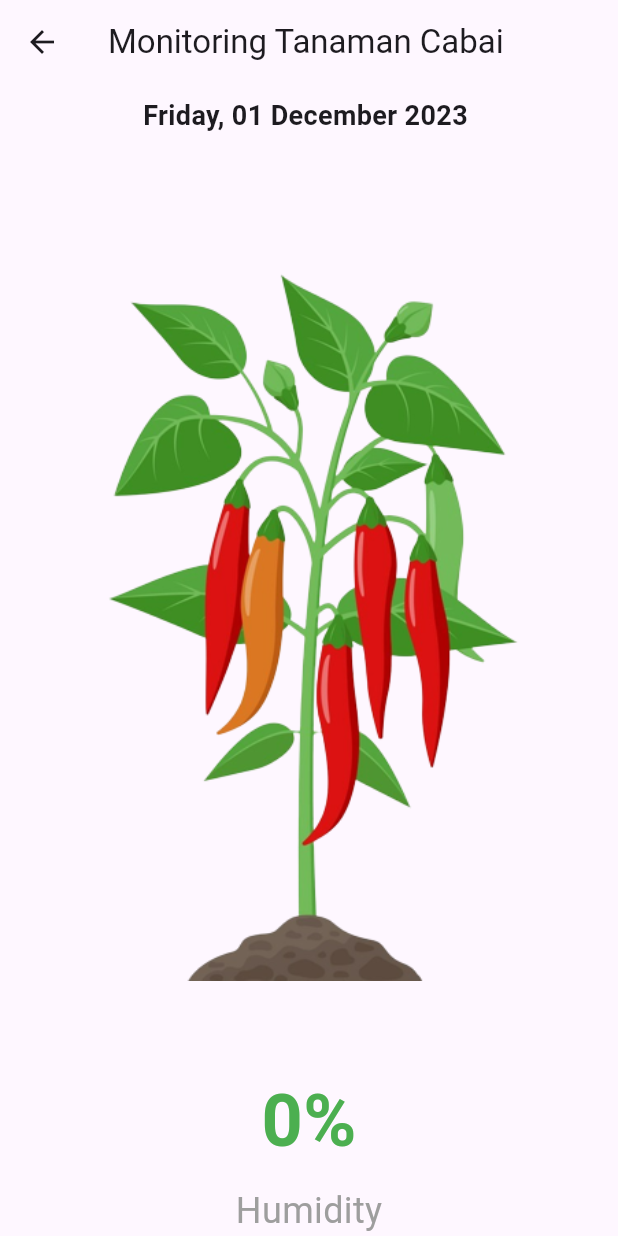
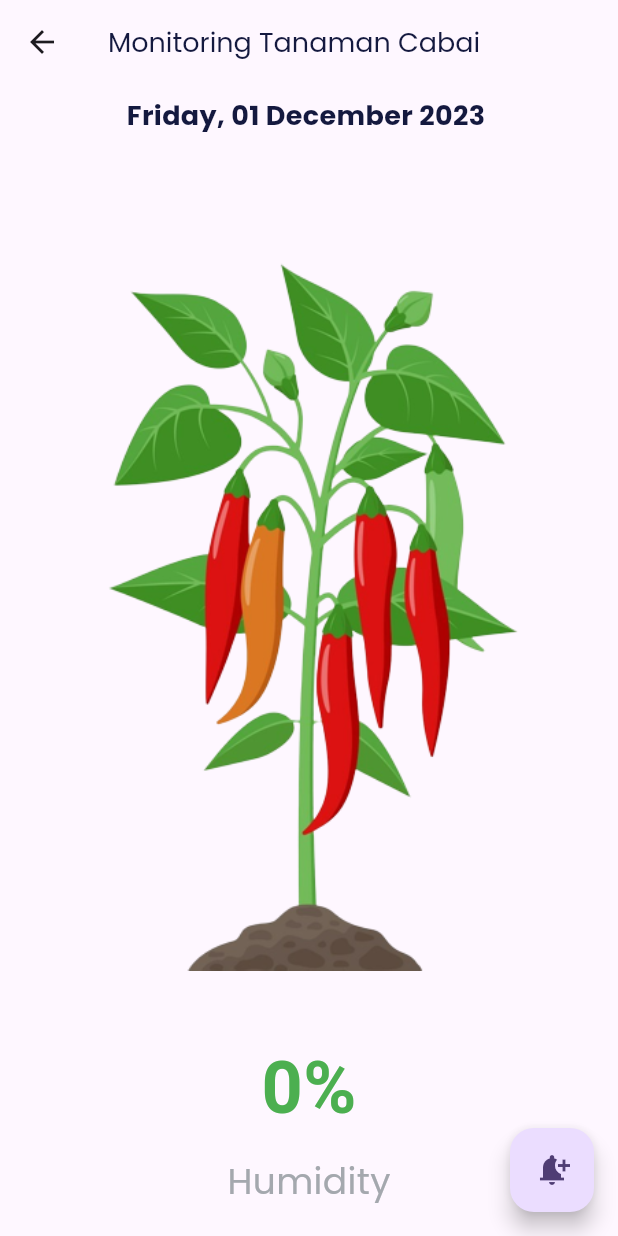
Before and after one commit to Alvinnxyz/IoTMonitoringcabai, a Flutter app: the screen it shows after launch, after a tap on "Go", after a tap on "Lombok", on a phone screen of 412 x 824 dp. Run offline on Flutter 3.47's test engine with Material 3 defaults, Android fonts, the light colour scheme and no system bars; our stand-ins replace awesome_notifications, flutter_local_notifications, google_fonts; network calls fail.

Commit message:
build a notification

```diff
--- a/lib/homepage.dart
+++ b/lib/homepage.dart
@@ -2,6 +2,10 @@ import 'dart:convert';
 import 'package:flutter/material.dart';
 import 'package:http/http.dart' as http;
 import 'package:intl/intl.dart';
+import 'package:iotappsmonitoringcabai/notification_controller.dart';
+import 'package:iotappsmonitoringcabai/theme.dart';
+//import 'package:flutter_local_notifications/flutter_local_notifications.dart';
+import 'package:awesome_notifications/awesome_notifications.dart';
 
 class HomePage extends StatefulWidget {
   const HomePage({super.key});
@@ -19,16 +23,27 @@ class _HomePageState extends State<HomePage> {
         Uri.parse("http://192.168.146.135:8080/flutterapi/iot/read.php"),
       );
       if (response.statusCode == 200) {
-        // We expect the JSON to be a List
         List<dynamic> dataList = jsonDecode(response.body);
         if (dataList.isNotEmpty) {
-          // Get the first item in the list
           final data = dataList.first;
           final double parsedHumidity =
               double.tryParse(data['value'].toString()) ?? 0.0;
           setState(() {
             humidity = parsedHumidity;
           });
+
+          // Check if humidity is greater than 400 and trigger notification
+          if (humidity > 400) {
+            AwesomeNotifications().createNotification(
+              content: NotificationContent(
+                id: 1,
+                channelKey: "basic_channel",
+                title: "Tumbuhan kamu butuh air!!!",
+                body:
+                    "Skor kelembapan dibawah 400 :(  Kelembapan saat ini: $humidity%",
+              ),
+            );
+          }
         }
       } else {
         throw Exception(
@@ -41,15 +56,27 @@ class _HomePageState extends State<HomePage> {
 
   @override
   void initState() {
+    AwesomeNotifications().setListeners(
+        onActionReceivedMethod: NotificationController.onActionReceivedMethod,
+        onNotificationCreatedMethod:
+            NotificationController.onNotificationCreatedMethod,
+        onNotificationDisplayedMethod:
+            NotificationController.onNotificationDisplayedMethod,
+        onDismissActionReceivedMethod:
+            NotificationController.onDismissActionReceivedMethod);
+    super.initState();
+
     _getdata();
-    super.initState();
   }
 
   @override
   Widget build(BuildContext context) {
     return Scaffold(
       appBar: AppBar(
-        title: const Text("Monitoring Tanaman Cabai"),
+        title: Text("Monitoring Tanaman Cabai",
+            style: blackTextStyle.copyWith(
+              fontSize: 18,
+            )),
       ),
       body: Column(
         mainAxisAlignment: MainAxisAlignment.center,
@@ -59,9 +86,9 @@ class _HomePageState extends State<HomePage> {
             child: Text(
               DateFormat('EEEE, dd MMMM yyyy ')
                   .format(DateTime.now()), // Format the current date and time
-              style: TextStyle(
-                fontSize: 18.0,
-                fontWeight: FontWeight.bold,
+              style: blackTextStyle.copyWith(
+                fontSize: 18,
+                fontWeight: bold,
               ),
             ),
           ),
@@ -70,7 +97,7 @@ class _HomePageState extends State<HomePage> {
                 'assets/lombok.png'), // Replace with actual image asset path
           ),
           Padding(
-            padding: const EdgeInsets.all(8.0),
+            padding: const EdgeInsets.only(bottom: 10.0),
             child: Text(
               '${humidity.toStringAsFixed(0)}%', // Humidity displayed as a whole number
               style: TextStyle(
@@ -80,15 +107,31 @@ class _HomePageState extends State<HomePage> {
               ),
             ),
           ),
-          Text(
-            "Humidity",
-            style: TextStyle(
-              fontSize: 24.0,
-              color: Colors.grey,
+          Padding(
+            padding: const EdgeInsets.only(bottom: 20.0),
+            child: Text(
+              "Humidity",
+              style: greyTextStyle.copyWith(
+                fontSize: 24.0,
+              ),
             ),
           ),
         ],
       ),
+      floatingActionButton: FloatingActionButton(
+        onPressed: () {
+          AwesomeNotifications().createNotification(
+            content: NotificationContent(
+                id: 1,
+                channelKey: "basic_channel",
+                title: "Hello world!",
+                body: "Yay! I have local notifications working now!"),
+          );
+        },
+        child: const Icon(
+          Icons.notification_add,
+        ),
+      ),
     );
   }
 }
--- a/lib/main.dart
+++ b/lib/main.dart
@@ -1,11 +1,79 @@
+//import 'dart:convert';
 import 'package:flutter/material.dart';
+//import 'package:http/http.dart' as http;
+import 'package:awesome_notifications/awesome_notifications.dart';
+//import 'package:workmanager/workmanager.dart';
 import 'package:iotappsmonitoringcabai/homepage.dart';
 import 'package:iotappsmonitoringcabai/mainmenu.dart';
-
-//import 'homepage.dart';
 import 'welcome_page.dart';
 
-void main() {
+// Fungsi callbackDispatcher
+//void callbackDispatcher() {
+//   Workmanager().executeTask((task, inputData) async {
+//     try {
+//       final response = await http.get(
+//         Uri.parse("http://192.168.146.135:8080/flutterapi/iot/read.php"),
+//       );
+//       if (response.statusCode == 200) {
+//         List<dynamic> dataList = jsonDecode(response.body);
+//         if (dataList.isNotEmpty) {
+//           final data = dataList.first;
+//           final double parsedHumidity =
+//               double.tryParse(data['value'].toString()) ?? 0.0;
+
+//           if (parsedHumidity > 400) {
+//             AwesomeNotifications().createNotification(
+//               content: NotificationContent(
+//                 id: 1,
+//                 channelKey: "basic_channel",
+//                 title: "High Humidity Alert!",
+//                 body:
+//                     "The humidity level has exceeded 400. Current level: $parsedHumidity%",
+//               ),
+//             );
+//           }
+//         }
+//       } else {
+//         print('Failed to load data with status code: ${response.statusCode}');
+//       }
+//     } catch (e) {
+//       print('Error fetching data: $e');
+//     }
+//     return Future.value(true);
+//   });
+// }
+
+void main() async {
+  WidgetsFlutterBinding.ensureInitialized();
+  await AwesomeNotifications().initialize(null, [
+    NotificationChannel(
+      channelGroupKey: "basic_channel_group",
+      channelKey: "basic_channel",
+      channelName: "Basic Notification",
+      channelDescription: "Basic notifications channel",
+    )
+  ], channelGroups: [
+    NotificationChannelGroup(
+      channelGroupKey: "basic_channel_group",
+      channelGroupName: "Basic Group",
+    )
+  ]);
+  bool isAllowedToSendNotification =
+      await AwesomeNotifications().isNotificationAllowed();
+  if (!isAllowedToSendNotification) {
+    AwesomeNotifications().requestPermissionToSendNotifications();
+  }
+
+  // Inisialisasi Workmanager
+  // await Workmanager().initialize(callbackDispatcher);
+  // Pendaftaran tugas
+  //Workmanager().registerPeriodicTask(
+  // "1",
+  //  "checkHumidity",
+  // frequency: const Duration(minutes: 15),
+  // Parameter lainnya jika diperlukan
+  //);
+
   runApp(const MyApp());
 }
 
--- /dev/null
+++ b/lib/notification_controller.dart
@@ -0,0 +1,22 @@
+import 'package:awesome_notifications/awesome_notifications.dart';
+
+class NotificationController {
+  /// Use this method to detect when a new notification or a schedule is created
+  @pragma("vm:entry-point")
+  static Future<void> onNotificationCreatedMethod(
+      ReceivedNotification receivedNotification) async {}
+
+  /// Use this method to detect every time that a new notification is displayed
+  @pragma("vm:entry-point")
+  static Future<void> onNotificationDisplayedMethod(
+      ReceivedNotification receivedNotification) async {}
+
+  @pragma("vm:entry-point")
+  static Future<void> onDismissActionReceivedMethod(
+      ReceivedAction receivedAction) async {}
+
+  /// Use this method to detect when the user taps on a notification or action button
+  @pragma("vm:entry-point")
+  static Future<void> onActionReceivedMethod(
+      ReceivedAction receivedAction) async {}
+}
--- a/lib/welcome_page.dart
+++ b/lib/welcome_page.dart
@@ -1,8 +1,8 @@
 // welcome_page.dart
 import 'package:flutter/material.dart';
 import 'package:iotappsmonitoringcabai/mainmenu.dart';
-import 'homepage.dart';
-import 'mainmenu.dart'; // Import HomePage
+import 'package:iotappsmonitoringcabai/widgets/button.dart';
+import 'theme.dart';
 
 class WelcomePage extends StatelessWidget {
   const WelcomePage({super.key});
@@ -10,54 +10,67 @@ class WelcomePage extends StatelessWidget {
   @override
   Widget build(BuildContext context) {
     return Scaffold(
-      body: Container(
-        padding: EdgeInsets.all(16.0),
+      backgroundColor: lightBackgroundColor,
+      body: Center(
         child: Column(
           mainAxisAlignment: MainAxisAlignment.center,
-          crossAxisAlignment: CrossAxisAlignment.stretch,
-          children: <Widget>[
-            Text(
-              'Revitalize your green space',
-              textAlign: TextAlign.center,
-              style: TextStyle(
-                fontSize: 24.0,
-                fontWeight: FontWeight.bold,
-                color: Colors.green,
+          children: [
+            Image.asset(
+              'assets/onboard.png',
+              height: 331,
+              width: 288.3,
+            ),
+            const SizedBox(height: 80),
+            Container(
+              margin: const EdgeInsets.symmetric(
+                horizontal: 24,
+              ),
+              padding: const EdgeInsets.symmetric(
+                horizontal: 22,
+                vertical: 24,
+              ),
+              decoration: BoxDecoration(
+                color: whiteColor,
+                borderRadius: BorderRadius.circular(
+                  20,
                 ),
               ),
-            SizedBox(height: 20.0), // For spacing
-            Expanded(
-              // Container to hold the image
-              child: Image.asset(
-                'assets/tumbuhaniot.png', // Replace with your local image asset path
-                fit: BoxFit.contain,
+              child: Column(
+                children: [
+                  Text(
+                    'Revitalize your\ngreen space',
+                    style: blackTextStyle.copyWith(
+                      fontSize: 20,
+                      fontWeight: semibold,
                     ),
+                    textAlign: TextAlign.center,
                   ),
-            SizedBox(height: 20.0), // For spacing
+                  const SizedBox(
+                    height: 26,
+                  ),
                   Text(
                     'Grow healthy plants\nGrow a happier life',
+                    style: greyTextStyle.copyWith(
+                      fontSize: 16,
+                      fontWeight: regular,
+                    ),
                     textAlign: TextAlign.center,
-              style: TextStyle(
-                fontSize: 18.0,
-                color: Colors.black54,
                   ),
+                  const SizedBox(
+                    height: 20,
                   ),
-            SizedBox(height: 40.0), // For spacing
-            ElevatedButton(
-              child: const Text('Go'),
+                  Column(
+                    children: [
+                      CustomFilledButton(
+                        title: 'Go',
                         onPressed: () {
-                // Navigate to HomePage
-                Navigator.pushReplacement(
-                  context,
-                  MaterialPageRoute(builder: (context) => const MainMenu()),
-                );
+                          Navigator.pushNamedAndRemoveUntil(
+                              context, '/mainmenu', (route) => false);
                         },
-              style: ElevatedButton.styleFrom(
-                primary: Colors.green,
-                padding: EdgeInsets.symmetric(vertical: 16.0),
-                shape: RoundedRectangleBorder(
-                  borderRadius: BorderRadius.circular(30.0),
                       ),
+                    ],
+                  ),
+                ],
               ),
             ),
           ],
--- /dev/null
+++ b/lib/widgets/button.dart
@@ -0,0 +1,76 @@
+import 'package:flutter/material.dart';
+
+import '/theme.dart';
+
+class CustomFilledButton extends StatelessWidget {
+  final String title;
+  final double width;
+  final double height;
+  final VoidCallback? onPressed;
+
+  const CustomFilledButton({
+    Key? key,
+    required this.title,
+    this.width = double.infinity,
+    this.height = 50,
+    this.onPressed,
+  }) : super(key: key);
+
+  @override
+  Widget build(BuildContext context) {
+    return SizedBox(
+      width: width,
+      height: height,
+      child: TextButton(
+        onPressed: onPressed,
+        style: TextButton.styleFrom(
+          backgroundColor: purpleColor,
+          shape:
+              RoundedRectangleBorder(borderRadius: BorderRadius.circular(56)),
+        ),
+        child: Text(
+          title,
+          style: whiteTextStyle.copyWith(
+            fontSize: 16,
+            fontWeight: semibold,
+          ),
+        ),
+      ),
+    );
+  }
+}
+
+class CustomTextButton extends StatelessWidget {
+  final String title;
+  final double width;
+  final double height;
+  final VoidCallback? onPressed;
+  const CustomTextButton({
+    Key? key,
+    required this.title,
+    this.width = double.infinity,
+    this.height = 50,
+    this.onPressed,
+  }) : super(key: key);
+
+  @override
+  Widget build(BuildContext context) {
+    return SizedBox(
+      width: width,
+      height: height,
+      child: TextButton(
+        onPressed: onPressed,
+        style: TextButton.styleFrom(
+          padding: EdgeInsets.zero,
+        ),
+        child: Text(
+          title,
+          style: signinTextStyle.copyWith(
+            fontSize: 16,
+            fontWeight: regular,
+          ),
+        ),
+      ),
+    );
+  }
+}
--- a/pubspec.yaml
+++ b/pubspec.yaml
@@ -38,6 +38,9 @@ dependencies:
   intl: ^0.17.0
   google_fonts: ^5.1.0
   url_launcher: ^6.1.12
+  flutter_local_notifications: ^16.2.0
+  awesome_notifications: ^0.7.4+1
+  workmanager: ^0.5.2
 
 dev_dependencies:
   flutter_test:
```
Also changed, not shown: lib/noti.dart (added, +35 -0 lines), assets/onboard.png (added), pubspec.lock, 8 other files. Lines whose indentation alone changed are shown as unchanged.
